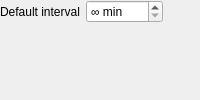
Old version of the form src/configwidget.ui in the repository albertlauncher/albert-plugin-caffeine.
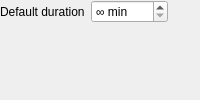
New version of the form.

What changed in the file:
```diff
--- a/src/configwidget.ui
+++ b/src/configwidget.ui
@@ -18,7 +18,7 @@
    <item row="0" column="0">
     <widget class="QLabel" name="label">
      <property name="text">
-      <string>Default interval</string>
+      <string>Default duration</string>
      </property>
     </widget>
    </item>
```
Left out of the diff: 2 changed lines with no effect on the pictures.
